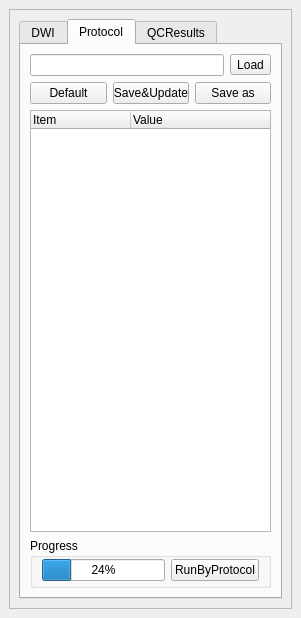
First picture: the form in gui/IntensityMotionCheckPanel.ui, repository NIRALUser/DTIPrep, before the edit.
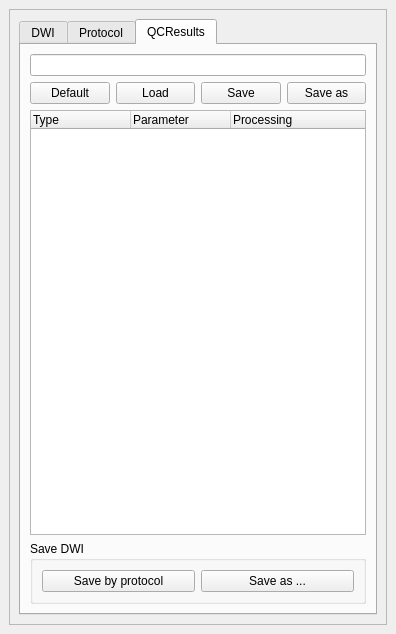
Second picture: the form after the edit.

```diff
--- a/gui/IntensityMotionCheckPanel.ui
+++ b/gui/IntensityMotionCheckPanel.ui
@@ -1,12 +1,12 @@
 <ui version="4.0" >
  <class>IntensityMotionCheckPanel</class>
- <widget class="QDockWidget" name="IntensityMotionCheckPanel" >
-  <property name="geometry" >
+ <widget class="QDockWidget" name="IntensityMotionCheckPanel">
+  <property name="geometry">
    <rect>
     <x>0</x>
     <y>0</y>
-    <width>301</width>
-    <height>618</height>
+    <width>396</width>
+    <height>634</height>
    </rect>
   </property>
   <property name="locale" >
@@ -22,13 +22,13 @@
       <property name="widgetResizable" >
        <bool>true</bool>
       </property>
-      <widget class="QWidget" name="scrollAreaWidgetContents" >
-       <property name="geometry" >
+      <widget class="QWidget" name="scrollAreaWidgetContents">
+       <property name="geometry">
         <rect>
          <x>0</x>
          <y>0</y>
-         <width>281</width>
-         <height>575</height>
+         <width>368</width>
+         <height>580</height>
         </rect>
        </property>
        <layout class="QVBoxLayout" name="verticalLayout_4" >
@@ -49,8 +49,8 @@
           <property name="cursor" >
            <cursorShape>ArrowCursor</cursorShape>
           </property>
-          <property name="currentIndex" >
-           <number>1</number>
+          <property name="currentIndex">
+           <number>2</number>
           </property>
           <widget class="QWidget" name="Tab_3" >
            <attribute name="title" >
@@ -1193,11 +1193,11 @@
             </item>
            </layout>
           </widget>
-          <widget class="QWidget" name="标签页" >
-           <attribute name="title" >
+          <widget class="QWidget" name="ODDCHARACTERS">
+           <attribute name="title">
             <string>QCResults</string>
            </attribute>
-           <layout class="QVBoxLayout" name="verticalLayout_5" >
+           <layout class="QVBoxLayout" name="verticalLayout_5">
             <item>
              <layout class="QVBoxLayout" name="verticalLayout_3" >
               <item>
```
Left out of the diff: 751 changed lines with no effect on the pictures.
